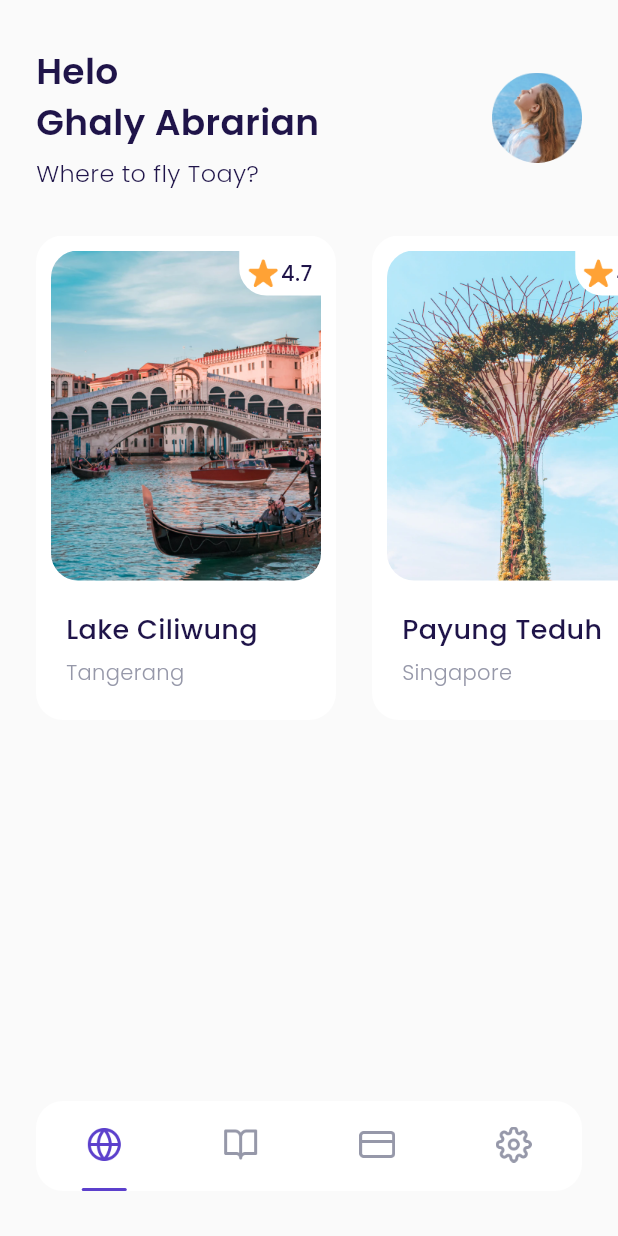
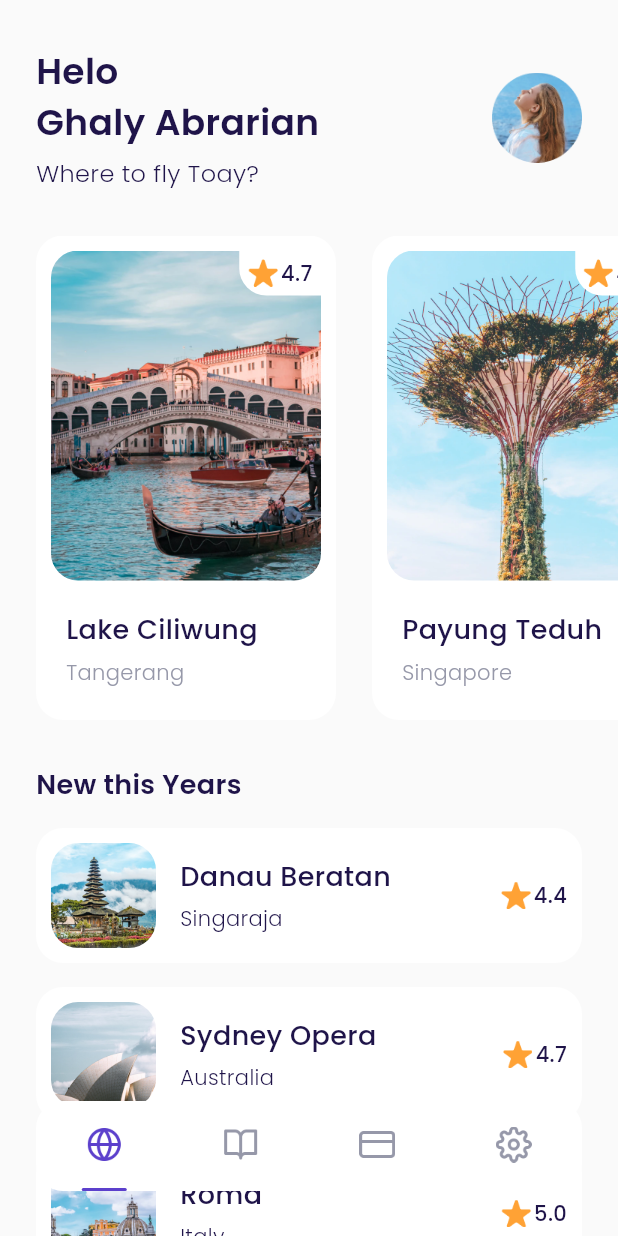
Before and after one commit to kingslyDev/TravelTicket, a Flutter app: the MainPage screen opened by its route, on a phone screen of 412 x 824 dp. Run offline on Flutter 3.47's test engine with Material 3 defaults, Android fonts, the phone set to English and light mode, and no system bars; our stand-ins replace google_fonts.

Commit message:
card new realease destination

```diff
--- a/lib/ui/screens/home_page.dart
+++ b/lib/ui/screens/home_page.dart
@@ -1,6 +1,7 @@
 import 'package:flutter/material.dart';
 import 'package:travelticket/shared/themes.dart';
 import 'package:travelticket/widgets/custom_card_destination.dart';
+import 'package:travelticket/widgets/destination_tile.dart';
 
 class HomePage extends StatelessWidget {
   const HomePage({Key? key}) : super(key: key);
@@ -91,10 +92,58 @@ class HomePage extends StatelessWidget {
       );
     }
 
+    Widget newDestination() {
+      return Container(
+        margin: EdgeInsets.only(
+          top: 30,
+          right: defaultMargin,
+          left: defaultMargin,
+          bottom: 100,
+        ),
+        child: Column(
+          crossAxisAlignment: CrossAxisAlignment.start,
+          children: [
+            Text(
+              'New this Years',
+              style: blackTextStyle.copyWith(
+                fontSize: 18,
+                fontWeight: semiBold,
+              ),
+            ),
+            DestinationTile(
+              title: 'Danau Beratan',
+              location: 'Singaraja',
+              img: 'assets/img_destination6.png',
+              rating: 4.4,
+            ),
+            DestinationTile(
+              title: 'Sydney Opera',
+              location: 'Australia',
+              img: 'assets/img_destination7.png',
+              rating: 4.7,
+            ),
+            DestinationTile(
+              title: 'Roma',
+              location: 'Italy',
+              img: 'assets/img_destination8.png',
+              rating: 5.0,
+            ),
+            DestinationTile(
+              title: 'Hill Hey',
+              location: 'Monaco',
+              img: 'assets/img_destination10.png',
+              rating: 4.8,
+            ),
+          ],
+        ),
+      );
+    }
+
     return ListView(
       children: [
         header(),
         popularDestinations(),
+        newDestination(),
       ],
     );
   }
--- /dev/null
+++ b/lib/widgets/destination_tile.dart
@@ -0,0 +1,98 @@
+import 'package:flutter/material.dart';
+import 'package:travelticket/shared/themes.dart';
+
+class DestinationTile extends StatelessWidget {
+  final String title;
+  final String location;
+  final String img;
+  final double rating;
+
+  const DestinationTile({
+    Key? key,
+    required this.title,
+    required this.location,
+    required this.img,
+    this.rating = 0.0,
+  }) : super(key: key);
+
+  @override
+  Widget build(BuildContext context) {
+    return Container(
+      margin: EdgeInsets.only(
+        top: 16,
+      ),
+      padding: EdgeInsets.all(10),
+      decoration: BoxDecoration(
+        color: kWhiteColor,
+        borderRadius: BorderRadius.circular(18),
+      ),
+      child: Row(
+        children: [
+          Container(
+            width: 70,
+            height: 70,
+            margin: EdgeInsets.only(
+              right: 16,
+            ),
+            decoration: BoxDecoration(
+              borderRadius: BorderRadiusDirectional.circular(18),
+              image: DecorationImage(
+                fit: BoxFit.cover,
+                image: AssetImage(
+                  img,
+                ),
+              ),
+            ),
+          ),
+          Expanded(
+            child: Column(
+              crossAxisAlignment: CrossAxisAlignment.start,
+              children: [
+                Text(
+                  (title),
+                  style: blackTextStyle.copyWith(
+                    fontWeight: medium,
+                    fontSize: 18,
+                  ),
+                ),
+                SizedBox(
+                  height: 5,
+                ),
+                Text(
+                  (location),
+                  style: blackTextStyle.copyWith(
+                    fontWeight: light,
+                    fontSize: 14,
+                  ),
+                ),
+              ],
+            ),
+          ),
+          Row(
+            mainAxisAlignment: MainAxisAlignment.center,
+            crossAxisAlignment: CrossAxisAlignment.center,
+            children: [
+              Container(
+                margin: EdgeInsets.only(right: 2),
+                width: 20,
+                height: 20,
+                decoration: BoxDecoration(
+                  image: DecorationImage(
+                    image: AssetImage('assets/ic_star.png'),
+                  ),
+                ),
+              ),
+              Text(
+                rating.toString(),
+                style: blackTextStyle.copyWith(
+                  fontSize: 14,
+                  fontWeight: medium,
+                ),
+              )
+            ],
+          ),
+        ],
+      ),
+    );
+  }
+}
```
Also changed, not shown: assets/img_destination10.png (added).
